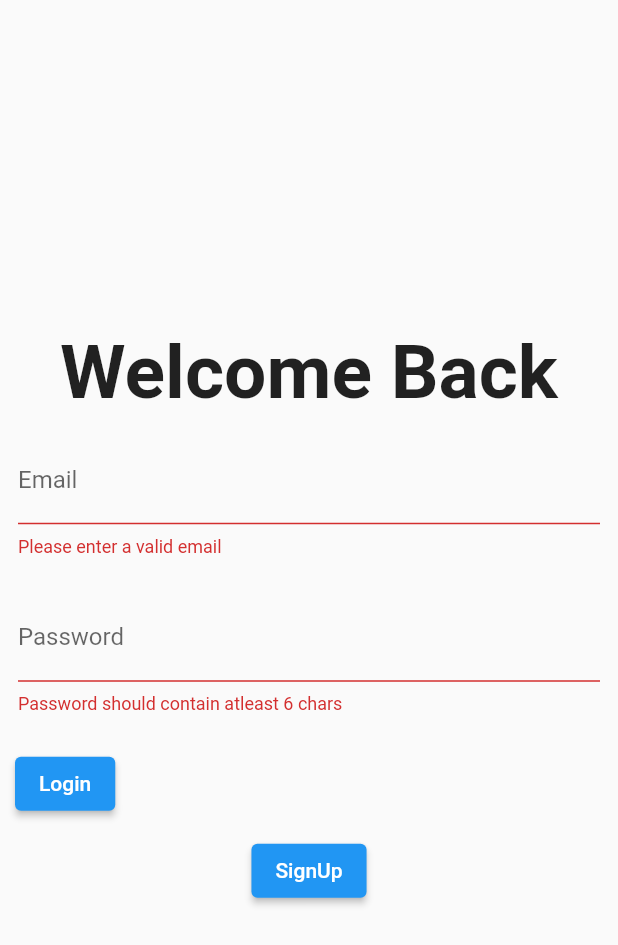
After one commit to pranavkonidena/DashChat, a Flutter app: the screen it shows after launch, after a tap on "Login", on a phone screen of 412 x 824 dp. The commit adds this screen. Shown: the top 945 px of the screen. Run offline on Flutter 3.47's test engine with Material 2 defaults, Android fonts, the phone set to English and light mode, and no system bars; our stand-ins replace cloud_firestore, firebase_auth, firebase_core, firebase_database; accounts and stored records are empty; generated files the repository leaves out were written again.

Commit message:
Basic Auth done, Uid is being recieved

```diff
--- a/lib/src/app.dart
+++ b/lib/src/app.dart
@@ -1,10 +1,22 @@
+import 'package:dash_chat/src/screens/afterAuth/home.dart';
+import 'package:dash_chat/src/services/auth.dart';
 import 'package:flutter/material.dart';
+import 'package:provider/provider.dart';
+import 'screens/beforeAuth/register.dart';
+import './screens/wrapper.dart';
+import './models/user.dart';
 
 class MyApp extends StatelessWidget {
   const MyApp({super.key});
 
   @override
   Widget build(BuildContext context) {
-    return const Placeholder();
+    return StreamProvider<MyUser>.value(
+      initialData: MyUser("test"),
+      value: AuthService().user,
+      child: MaterialApp(
+        home: Wrapper(),
+      ),
+    );
   }
 }
--- /dev/null
+++ b/lib/src/constants/errorSnackBar.dart
@@ -0,0 +1 @@
+import 'package:flutter/material.dart';
--- /dev/null
+++ b/lib/src/constants/routes.dart
@@ -0,0 +1,11 @@
+import '../screens/beforeAuth/login.dart';
+import '../screens/afterAuth/home.dart';
+import '../screens/beforeAuth/register.dart';
+import '../screens/afterAuth/profileBuilder.dart';
+
+var routes = {
+  '/login': (context) => LoginScreen(),
+   '/home': (context) => HomePage(),
+  '/register': (context) => RegisterScreen(),
+  '/profileBuilder': (context) => ProfileBuilder(),
+};
--- a/lib/src/models/comment.dart
+++ b/lib/src/models/comment.dart
@@ -1,10 +1,10 @@
 import 'user.dart';
 
 class Comment {
-  User commenter;
+  MyUser commenter;
   String commentVal;
   int noOfLikes = 0;
-  List<User> likedBy = [];
+  List<MyUser> likedBy = [];
 
   Comment(this.commenter, this.commentVal);
 }
--- a/lib/src/models/message.dart
+++ b/lib/src/models/message.dart
@@ -1,8 +1,8 @@
 import 'package:dash_chat/src/models/user.dart';
 
 class Message {
-  User sender;
-  List<User> recievers;
+  MyUser sender;
+  List<MyUser> recievers;
   String cipher;
   String messageValue;
 
--- a/lib/src/models/post.dart
+++ b/lib/src/models/post.dart
@@ -2,9 +2,9 @@ import 'user.dart';
 import 'comment.dart';
 
 class Post {
-  User poster;
+  MyUser poster;
   int noOfLikes = 0;
-  List<User> likedBy = [];
+  List<MyUser> likedBy = [];
   List<Comment> comments = [];
 
   Post(this.poster);
--- a/lib/src/models/story.dart
+++ b/lib/src/models/story.dart
@@ -1,10 +1,10 @@
 import 'user.dart';
 
 class Story {
-  User storyPoster;
-  List<User> viewedBy = [];
+  MyUser storyPoster;
+  List<MyUser> viewedBy = [];
   int noOfViews = 0;
-  List<User> likedBy = [];
+  List<MyUser> likedBy = [];
   int noOfLikes = 0;
 
   Story(this.storyPoster);
--- a/lib/src/models/user.dart
+++ b/lib/src/models/user.dart
@@ -1,13 +1,15 @@
 import 'post.dart';
 
-class User {
-  String uid;
-  String username;
-  String bio;
+class MyUser {
+  String? email;
+  String? password;
+  String? uid;
+  String? username;
+  String bio = "";
   int postNums = 0;
-  List<User> followers = [];
-  List<User> following = [];
+  List<MyUser> followers = [];
+  List<MyUser> following = [];
   List<Post> posts = [];
 
-  User(this.uid, this.username, this.bio );
+  MyUser(this.uid);
 }
--- /dev/null
+++ b/lib/src/screens/afterAuth/home.dart
@@ -0,0 +1,51 @@
+import 'package:dash_chat/src/constants/routes.dart';
+import 'package:dash_chat/src/screens/beforeAuth/login.dart';
+import 'package:dash_chat/src/services/database.dart';
+import 'package:flutter/material.dart';
+import '../../services/auth.dart';
+import '../../models/user.dart';
+import 'package:firebase_auth/firebase_auth.dart';
+
+class HomePage extends StatefulWidget {
+  const HomePage({super.key});
+
+  @override
+  State<HomePage> createState() => _HomePageState();
+}
+
+class _HomePageState extends State<HomePage> {
+  String uid = "";
+  @override
+  Widget build(BuildContext context) {
+    FirebaseAuth.instance.authStateChanges().listen((User? user) {
+      if (user != null) {
+        uid = user.uid;
+      }
+      return null;
+    });
+    print(uid);
+
+
+    AuthService _auth = AuthService();
+    return MaterialApp(
+        routes: routes,
+        home: Scaffold(
+            body: Column(
+          mainAxisAlignment: MainAxisAlignment.center,
+          children: [
+            Center(
+              child: (ElevatedButton(
+                  onPressed: () async {
+                    await _auth.signOut();
+                    Navigator.pushNamed(context, "/login");
+                  },
+                  child: Text("SignOut"))),
+            ),
+
+            Text("Hi"),
+
+            // Text(uid),
+          ],
+        )));
+  }
+}
--- /dev/null
+++ b/lib/src/screens/beforeAuth/login.dart
@@ -0,0 +1,129 @@
+import 'package:dash_chat/src/constants/routes.dart';
+import 'package:dash_chat/src/screens/beforeAuth/register.dart';
+import 'package:flutter/material.dart';
+import '../../services/auth.dart';
+import '../../models/user.dart';
+
+class LoginScreen extends StatefulWidget {
+  const LoginScreen({super.key});
+
+  @override
+  State<LoginScreen> createState() => _LoginScreenState();
+  void loginCheck() {}
+}
+
+class _LoginScreenState extends State<LoginScreen> {
+  @override
+  Widget build(BuildContext context) {
+
+
+    return MaterialApp(
+       routes: routes,
+        home: Scaffold(
+            body: Column(
+          crossAxisAlignment: CrossAxisAlignment.center,
+          mainAxisAlignment: MainAxisAlignment.center,
+          children: [
+            const Center(
+                child: Text("Welcome Back",
+                    style:
+                        TextStyle(fontSize: 50, fontWeight: FontWeight.w600))),
+            const LoginForm(),
+            ElevatedButton(
+                onPressed: () {
+
+
+                  Navigator.pushNamed(
+                    context,
+                    "/register",
+                    arguments: {
+                      "username": "Hello",
+                    },
+                  );
+                },
+                child: const Text("SignUp"))
+          ],
+        )));
+  }
+}
+
+class LoginForm extends StatefulWidget {
+  const LoginForm({super.key});
+
+  @override
+  State<LoginForm> createState() => _LoginFormState();
+}
+
+class _LoginFormState extends State<LoginForm> {
+  String email = "";
+  String password = "";
+  final _formKey = GlobalKey<FormState>();
+  @override
+  Widget build(BuildContext context) {
+    return Form(
+      key: _formKey,
+      child: Column(
+        crossAxisAlignment: CrossAxisAlignment.start,
+        children: [
+          Padding(
+            padding: const EdgeInsets.all(12.0),
+            child: TextFormField(
+              decoration: const InputDecoration(
+                labelText: "Email",
+              ),
+              onChanged: (value) {
+                setState(() {
+                  email = value;
+                });
+              },
+              validator: (value) {
+                if (value!.isEmpty) {
+                  return "Please enter a valid email";
+                }
+                return null;
+              },
+            ),
+          ),
+          Padding(
+            padding: const EdgeInsets.all(12.0),
+            child: TextFormField(
+              decoration: const InputDecoration(
+                labelText: "Password",
+              ),
+              onChanged: (value) {
+                setState(() {
+                  password = value;
+                });
+              },
+              validator: (value) {
+                if (value!.isEmpty || value.length <= 5) {
+                  return "Password should contain atleast 6 chars";
+                }
+                return null;
+              },
+            ),
+          ),
+          Padding(
+            padding: const EdgeInsets.all(10.0),
+            child: ElevatedButton(
+                onPressed: () async {
+                  if (_formKey.currentState!.validate()) {
+                    AuthService _auth = AuthService();
+                    try {
+                      dynamic user =
+                          await _auth.loginWithEmail(email, password);
+                    } catch (e) {
+                      dynamic error = SnackBar(
+                        content: Text(e.toString()),
+                      );
+                      ScaffoldMessenger.of(context).showSnackBar(error);
+                    }
+                  }
+                },
+                child: const Text("Login")),
+          )
+        ],
+      ),
+    );
+  }
+}
--- /dev/null
+++ b/lib/src/screens/beforeAuth/register.dart
@@ -0,0 +1,133 @@
+import 'package:dash_chat/src/constants/routes.dart';
+import 'package:firebase_auth/firebase_auth.dart';
+import 'package:flutter/material.dart';
+import 'package:flutter/widgets.dart';
+import '../../services/auth.dart';
+import '../../models/user.dart';
+import '../../services/database.dart';
+import '../../constants/errorSnackBar.dart';
+import '../afterAuth/profileBuilder.dart';
+import './login.dart';
+import '../afterAuth/home.dart';
+
+class RegisterScreen extends StatefulWidget {
+  const RegisterScreen({super.key});
+
+  @override
+  State<RegisterScreen> createState() => _RegisterScreenState();
+  void loginCheck() {}
+}
+
+class _RegisterScreenState extends State<RegisterScreen> {
+  @override
+  Widget build(BuildContext context) {
+    return MaterialApp(
+        routes: routes,
+        home: Scaffold(
+            body: Column(
+          crossAxisAlignment: CrossAxisAlignment.center,
+          mainAxisAlignment: MainAxisAlignment.center,
+          children: [
+            const Center(
+                child: Text("DashChat",
+                    style:
+                        TextStyle(fontSize: 50, fontWeight: FontWeight.w600))),
+            const LoginForm(),
+            ElevatedButton(
+                onPressed: () {
+                  Navigator.pushNamed(context, "/login", arguments: "Test");
+                },
+                child: const Text("LogIn"))
+          ],
+        )));
+  }
+}
+
+class LoginForm extends StatefulWidget {
+  const LoginForm({super.key});
+
+  @override
+  State<LoginForm> createState() => _LoginFormState();
+}
+
+class _LoginFormState extends State<LoginForm> {
+  String email = "";
+  String password = "";
+  final _formKey = GlobalKey<FormState>();
+  @override
+  Widget build(BuildContext context) {
+    final data = ModalRoute.of(context)?.settings.arguments as dynamic;
+    return Form(
+      key: _formKey,
+      child: Column(
+        crossAxisAlignment: CrossAxisAlignment.start,
+        children: [
+          Padding(
+            padding: const EdgeInsets.all(12.0),
+            child: TextFormField(
+              decoration: const InputDecoration(
+                labelText: "Email",
+              ),
+              onChanged: (value) {
+                setState(() {
+                  email = value;
+                });
+              },
+              validator: (value) {
+                if (value!.isEmpty) {
+                  return "Please enter a valid email";
+                }
+                return null;
+              },
+            ),
+          ),
+          Padding(
+            padding: const EdgeInsets.all(12.0),
+            child: TextFormField(
+              decoration: const InputDecoration(
+                labelText: "Password",
+              ),
+              onChanged: (value) {
+                setState(() {
+                  password = value;
+                });
+              },
+              validator: (value) {
+                if (value!.isEmpty || value.length <= 5) {
+                  return "Password should contain atleast 6 chars";
+                }
+                return null;
+              },
+            ),
+          ),
+          Padding(
+            padding: const EdgeInsets.all(10.0),
+            child: ElevatedButton(
+                onPressed: () async {
+                  if (_formKey.currentState!.validate()) {
+                    AuthService _auth = AuthService();
+
+                    try {
+                      dynamic user =
+                          await _auth.registerWithEmail(email, password);
+                      Database _db = Database();
+                      user.password = password;
+                      user.email = email;
+                      await _db.registerToDB(user);
+                      Navigator.pushNamed(context, "/profileBuilder",
+                          arguments: user.uid);
+                    } catch (e) {
+                      dynamic emailUsed = SnackBar(
+                        content: Text(e.toString()),
+                      );
+                      ScaffoldMessenger.of(context).showSnackBar(emailUsed);
+                    }
+                  }
+                },
+                child: const Text("SignUp")),
+          )
+        ],
+      ),
+    );
+  }
+}
--- /dev/null
+++ b/lib/src/screens/wrapper.dart
@@ -0,0 +1,35 @@
+import 'package:dash_chat/src/screens/afterAuth/home.dart';
+import 'package:dash_chat/src/screens/beforeAuth/register.dart';
+import 'package:firebase_auth/firebase_auth.dart';
+import 'package:flutter/material.dart';
+import 'package:provider/provider.dart';
+import '../models/user.dart';
+import 'beforeAuth/login.dart';
+
+class Wrapper extends StatelessWidget {
+  const Wrapper({super.key});
+
+  @override
+  Widget build(BuildContext context) {
+    return MaterialApp(
+      routes: {
+    '/register': (context) => RegisterScreen(),
+    '/login' : (context) => LoginScreen(),
+  },
+      home: StreamBuilder<User?>(
+        stream: FirebaseAuth.instance.authStateChanges(),
+        builder: (context, AsyncSnapshot<User?> snapshot) {
+          if (snapshot.hasData && snapshot.data != null) {
+
+            return HomePage();
+          } else if (snapshot.connectionState == ConnectionState.waiting) {
+            return const Center(
+              child: CircularProgressIndicator(),
+            );
+          }
+          return LoginScreen();
+        },
+      ),
+    );
+  }
+}
--- /dev/null
+++ b/lib/src/services/auth.dart
@@ -0,0 +1,52 @@
+import 'package:dash_chat/src/models/post.dart';
+import 'package:firebase_auth/firebase_auth.dart';
+import 'package:flutter/foundation.dart';
+import '../models/user.dart';
+
+class AuthService {
+  final FirebaseAuth _auth = FirebaseAuth.instance;
+
+  Stream<MyUser>? get user {
+    _auth.authStateChanges().listen((
+      User? user,
+    ) {
+      if (user == null) {
+        // print("User signed out!");
+      } else {
+        // print("User with ${user.uid} signed in!");
+      }
+    });
+  }
+
+  MyUser convertToUser(dynamic result) {
+    return MyUser(result.user.uid);
+  }
+
+  Future registerWithEmail(String email, String password) async {
+    try {
+      final result = await _auth.createUserWithEmailAndPassword(
+          email: email, password: password);
+      return convertToUser(result);
+    } on FirebaseAuthException catch (e) {
+      throw Exception(e.message);
+    }
+  }
+
+  Future loginWithEmail(String email, String password) async {
+    try {
+      final result = await _auth.signInWithEmailAndPassword(
+          email: email, password: password);
+      return convertToUser(result);
+    } on FirebaseAuthException catch (e) {
+      throw Exception(e.message);
+    }
+  }
+
+  Future signOut() async {
+    try {
+      await _auth.signOut();
+    } catch (e) {}
+  }
+
+
+}
--- /dev/null
+++ b/lib/src/services/database.dart
@@ -0,0 +1,32 @@
+import 'package:dash_chat/src/models/user.dart';
+import 'package:firebase_database/firebase_database.dart';
+import 'package:cloud_firestore/cloud_firestore.dart';
+
+FirebaseFirestore _reference = FirebaseFirestore.instance;
+
+class Database {
+  Future registerToDB(MyUser user) async {
+    await _reference.collection("users").add({
+      "email": user.email,
+      "password": user.password,
+      "username": user.username,
+      "uid": user.uid,
+      "bio": user.bio,
+      "postNums": 0,
+      "followers": [],
+      "following": [],
+      "posts": [],
+    });
+  }
+
+  Future<MyUser> fetchUserFromDB(String uid) async {
+    QuerySnapshot querySnapshot =
+        await _reference.collection("users").where('uid', isEqualTo: uid).get();
+    QueryDocumentSnapshot userDocument = querySnapshot.docs.first;
+    String username = userDocument['username'];
+    String email = userDocument['email'];
+    String bio = userDocument['bio'];
+    dynamic data = {username, email, bio};
+    return data;
+  }
+}
--- a/pubspec.yaml
+++ b/pubspec.yaml
@@ -37,6 +37,11 @@ dependencies:
   cupertino_icons: ^1.0.2
   firebase: ^9.0.3
   firebase_core: ^2.15.0
+  firebase_auth: ^4.7.3
+  firebase_database: ^10.2.5
+  cloud_firestore: ^4.8.5
+  provider: ^6.0.5
+  loading_animation_widget: ^1.2.0+4
 
 dev_dependencies:
   flutter_test:
```
Also changed, not shown: lib/src/constants/authErrorHandler.dart (added, +10 -0 lines), lib/src/screens/afterAuth/profileBuilder.dart (added, +92 -0 lines), pubspec.lock, 5 other files.
